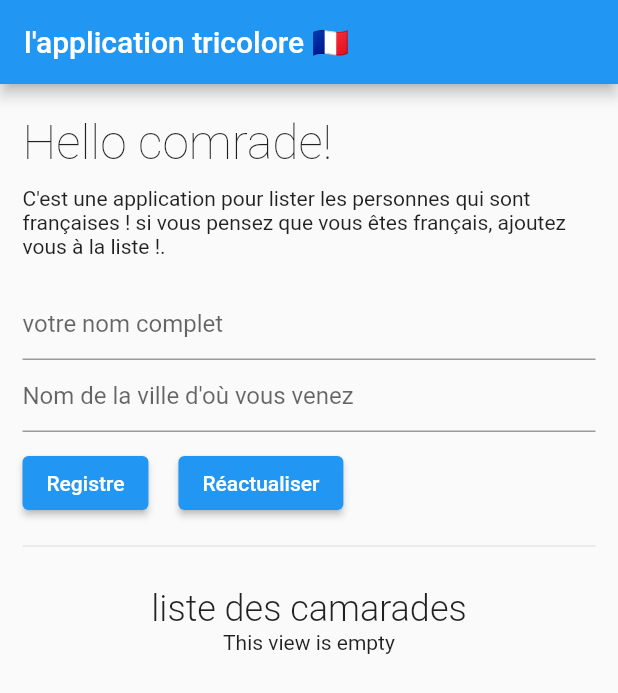
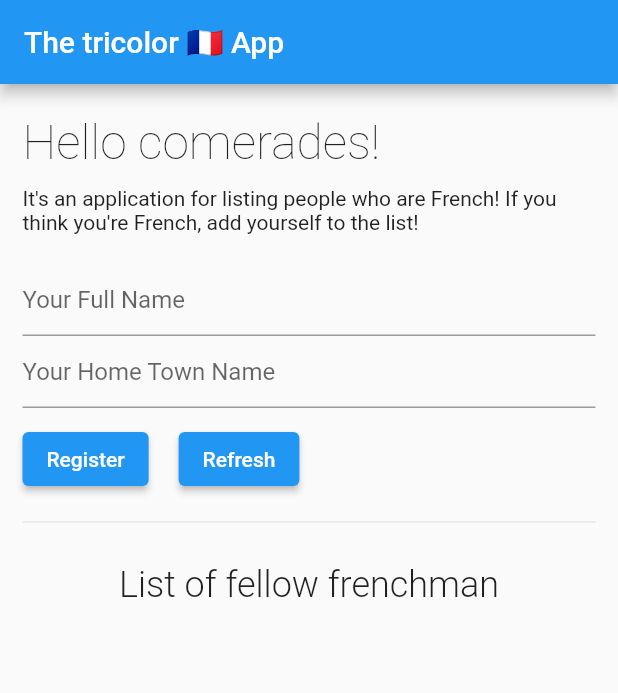
Before and after one commit to hakushigo/france, a Flutter app: the screen it shows after launch, on a phone screen of 412 x 824 dp. Shown: the top 693 px of the screen. Run offline on Flutter 3.47's test engine with Material 2 defaults, Android fonts, the phone set to English and light mode, and no system bars; our stand-ins replace cloud_firestore, firebase_core; accounts and stored records are empty.

Commit message:
english version first commit

```diff
--- a/lib/component/item.dart
+++ b/lib/component/item.dart
@@ -24,7 +24,7 @@ class ItemCard extends StatelessWidget {
                       children: [
                         CardTitle(this.name),
                         SizedBox(height: 15),
-                        Text("ville d'origine : ${this.city}")
+                        Text("Town of origin : ${this.city}")
                       ],
                     ),
                   ],
@@ -36,7 +36,7 @@ class ItemCard extends StatelessWidget {
   void Destroy() {}
 
   @override
-  bool operator == (Object other) {
+  bool operator ==(Object other) {
     if (identical(this, other)) return true;
 
     return other is ItemCard &&
--- a/lib/homepage.dart
+++ b/lib/homepage.dart
@@ -15,11 +15,7 @@ class _HomepageState extends State<Homepage> {
   final _nameController = TextEditingController();
   final _cityController = TextEditingController();
 
-  List<Widget> francois = [
-    Center(
-      child: Text("This view is empty"),
-    )
-  ];
+  List<Widget> francois = [];
 
   @override
   void initState() {
@@ -40,12 +36,12 @@ class _HomepageState extends State<Homepage> {
             crossAxisAlignment: CrossAxisAlignment.stretch,
             children: [
               Column(crossAxisAlignment: CrossAxisAlignment.stretch, children: [
-                Text("Hello comrade! ",
+                const Text("Hello comerades! ",
                     style:
                         TextStyle(fontSize: 32, fontWeight: FontWeight.w100)),
-                SizedBox(height: 10),
-                Text(
-                    "C'est une application pour lister les personnes qui sont françaises ! si vous pensez que vous êtes français, ajoutez vous à la liste !."),
+                const SizedBox(height: 10),
+                const Text(
+                    "It's an application for listing people who are French! If you think you're French, add yourself to the list!"),
                 SizedBox(height: 20),
                 Column(
                   crossAxisAlignment: CrossAxisAlignment.stretch,
@@ -54,13 +50,13 @@ class _HomepageState extends State<Homepage> {
                         textAlign: TextAlign.left,
                         controller: _nameController,
                         decoration:
-                            InputDecoration(hintText: "votre nom complet")),
+                            const InputDecoration(hintText: "Your Full Name")),
                     TextField(
                         textAlign: TextAlign.left,
                         controller: _cityController,
-                        decoration: InputDecoration(
-                            hintText: "Nom de la ville d'où vous venez")),
-                    SizedBox(height: 10),
+                        decoration: const InputDecoration(
+                            hintText: "Your Home Town Name")),
+                    const SizedBox(height: 10),
                     Row(
                       children: [
                         ElevatedButton(
@@ -70,7 +66,7 @@ class _HomepageState extends State<Homepage> {
                               setState(() {});
                               setState(() {});
                             },
-                            child: Text("Registre")),
+                            child: Text("Register")),
                         SizedBox(width: 20),
                         ElevatedButton(
                             onPressed: () {
@@ -78,17 +74,17 @@ class _HomepageState extends State<Homepage> {
                               setState(() {});
                               setState(() {});
                             },
-                            child: Text("Réactualiser"))
+                            child: Text("Refresh"))
                       ],
                     )
                   ],
                 ),
               ]),
-              SizedBox(height: 10),
-              Divider(),
-              SizedBox(height: 20),
-              Text(
-                "liste des camarades",
+              const SizedBox(height: 10),
+              const Divider(),
+              const SizedBox(height: 20),
+              const Text(
+                "List of fellow frenchman",
                 style: TextStyle(fontSize: 24, fontWeight: FontWeight.w300),
                 textAlign: TextAlign.center,
               ),
@@ -100,7 +96,7 @@ class _HomepageState extends State<Homepage> {
         ),
       )),
       appBar: AppBar(
-        title: Text('l\'application tricolore 🇫🇷'),
+        title: Text('The tricolor 🇫🇷 App'),
       ),
     );
   }
```
Also changed, not shown: flutter_01.png (added), 1 other file.
